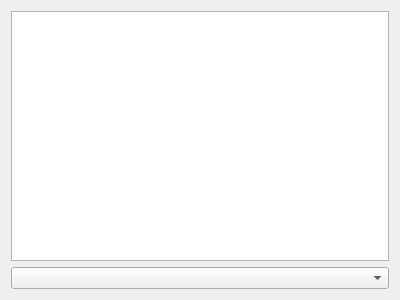
miagiurgiu/ArtAuctionOOPExam, file gui/gui.ui: the form before one commit.
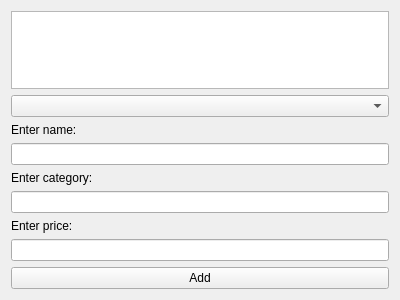
The form after the commit.

The edit to the form file:
```diff
--- a/gui/gui.ui
+++ b/gui/gui.ui
@@ -20,6 +20,43 @@
    <item>
     <widget class="QComboBox" name="comboBox"/>
    </item>
+   <item>
+    <widget class="QLabel" name="label">
+     <property name="text">
+      <string>Enter name:</string>
+     </property>
+    </widget>
+   </item>
+   <item>
+    <widget class="QLineEdit" name="nameLineEdit"/>
+   </item>
+   <item>
+    <widget class="QLabel" name="label_2">
+     <property name="text">
+      <string>Enter category:</string>
+     </property>
+    </widget>
+   </item>
+   <item>
+    <widget class="QLineEdit" name="categoryLineEdit"/>
+   </item>
+   <item>
+    <widget class="QLabel" name="label_3">
+     <property name="text">
+      <string>Enter price:</string>
+     </property>
+    </widget>
+   </item>
+   <item>
+    <widget class="QLineEdit" name="priceLineEdit"/>
+   </item>
+   <item>
+    <widget class="QPushButton" name="addButton">
+     <property name="text">
+      <string>Add</string>
+     </property>
+    </widget>
+   </item>
   </layout>
  </widget>
  <resources/>
```
